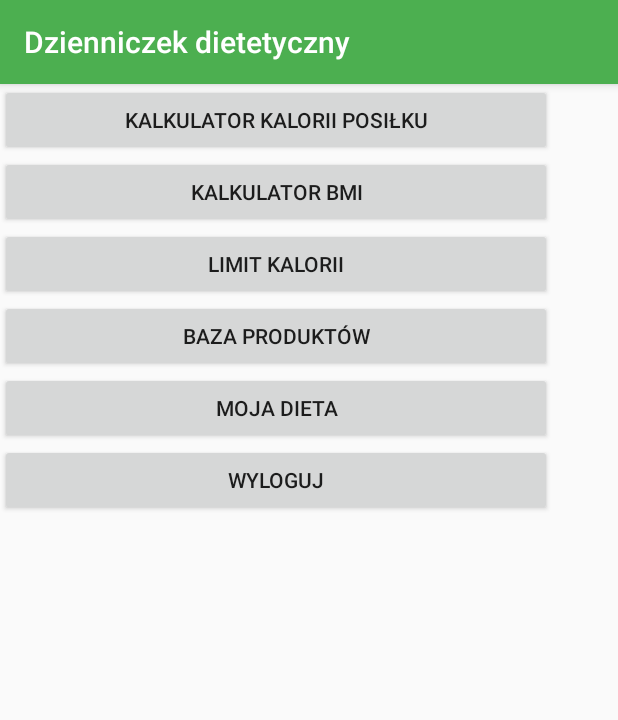
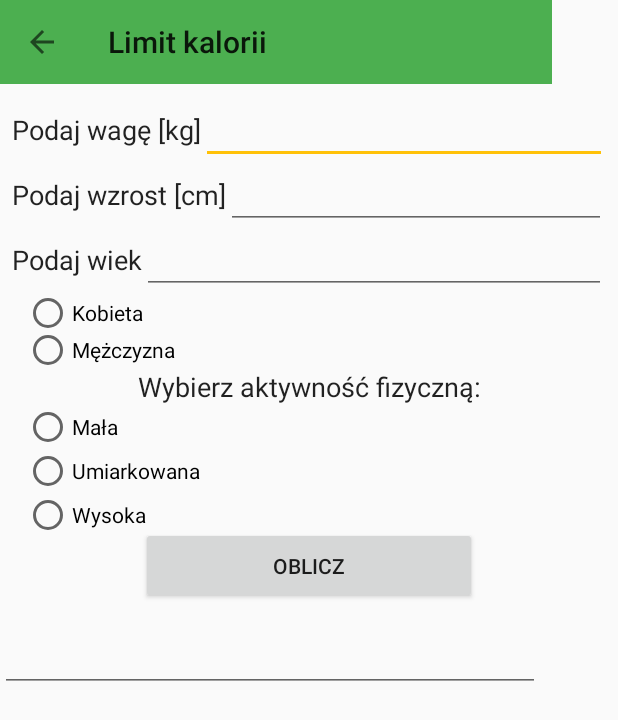
Before and after one commit to rudzia/uczelnia, an Android app: the screen it shows after launch (MainActivity before the commit, LimitActivity after it), after a tap on "LIMIT KALORII", on a phone screen of 412 x 824 dp. Shown: the top 720 px of the screen. Run offline under Robolectric (Android 15) with nearby library versions, the phone set to English and light mode, and no system bars.

Commit message:
4.05 postepy limit kalorii

```diff
--- /dev/null
+++ b/DziennikDiety/app/src/main/java/com/example/alicja/dziennikdiety/LimitActivity.java
@@ -0,0 +1,86 @@
+package com.example.alicja.dziennikdiety;
+
+import android.os.Bundle;
+import android.support.design.widget.FloatingActionButton;
+import android.support.design.widget.Snackbar;
+import android.support.v7.app.AppCompatActivity;
+import android.support.v7.widget.Toolbar;
+import android.view.View;
+import android.widget.EditText;
+import android.widget.RadioButton;
+import android.widget.Toast;
+
+
+public class LimitActivity extends AppCompatActivity {
+
+    private EditText wiekTextEdit;
+    private EditText wagaTextEdit;
+    private EditText wzrostTextEdit;
+    private EditText wynikTextEdit;
+    private Integer wiek;
+    private Integer wzrost;
+    private Integer waga;
+    private Integer K_czy_M;
+    private double PPM;
+    @Override
+    protected void onCreate(Bundle savedInstanceState) {
+        super.onCreate(savedInstanceState);
+        setContentView(R.layout.activity_limit);
+        Toolbar toolbar = (Toolbar) findViewById(R.id.toolbar);
+        setSupportActionBar(toolbar);
+        wiekTextEdit = (EditText)findViewById(R.id.editTextWiek);
+        wagaTextEdit = (EditText)findViewById(R.id.editTextWaga);
+        wzrostTextEdit = (EditText)findViewById(R.id.editTextWzrost);
+        wynikTextEdit = (EditText)findViewById(R.id.editTextWynik);
+
+        getSupportActionBar().setDisplayHomeAsUpEnabled(true);
+    }
+
+    public void onRadioButtonClick(View view)
+    {
+        //rzutujemy widok kontrolki, której stan został zmieniony na RadioButton,
+        // sprawdzamy czy jest wybrana i zapisujemy jej stan do zmiennej zaznaczona
+
+        boolean zaznaczony =((RadioButton)view).isChecked();
+
+        //sprawdzamy zmiana której kontrolki wywołała funkcję, poprzez sprawdzenie id widoku tej kontrolki
+        switch(view.getId())
+        {
+            case R.id.radioButtonKobieta: //gdy chodzi o pierwszy RadioButton
+//to mi zbedne, tutaj kod do obliczania
+                //wyswietlamy, którką informację Toast kontrolce, której stan został zmieniony
+                Toast.makeText(LimitActivity.this, "Stan RadioButton'a 1 został zmieniony na" + String.valueOf(zaznaczony),
+                        Toast.LENGTH_SHORT).show();
+                K_czy_M = 1;
+
+                break;
+            case R.id.radioButtonMezyczna: //gdy chodzi o drugi RadioButton
+
+                Toast.makeText(LimitActivity.this, "Stan RadioButton'a 1 został zmieniony na" + String.valueOf(zaznaczony),
+                        Toast.LENGTH_SHORT).show();
+                K_czy_M = 2;
+                break;
+
+        }
+
+    }
+    public void ObliczBMI(View view)
+    {
+        wiek = Integer.parseInt(wiekTextEdit.getText().toString());
+        wzrost = Integer.parseInt(wzrostTextEdit.getText().toString());
+        waga = Integer.parseInt(wagaTextEdit.getText().toString());
+
+        if(K_czy_M == 1)
+        {
+            PPM = 665.09 + (9.56*waga)+(1.85*wzrost)-(4.67*wiek);
+        }
+        else
+        {
+            PPM = 66.47 + (13.75*waga)+(5*wzrost)-(6.75*wiek);
+        }
+
+        String tekst = String.valueOf(PPM);
+        wynikTextEdit.setText(tekst);
+
+    }
+}
--- a/DziennikDiety/app/src/main/java/com/example/alicja/dziennikdiety/MainActivity.java
+++ b/DziennikDiety/app/src/main/java/com/example/alicja/dziennikdiety/MainActivity.java
@@ -25,8 +25,8 @@ public class MainActivity extends AppCompatActivity {
                 startActivity(intent);
                 break;
             case R.id.button_limit:
-                //intent = new Intent(MainActivity.this, LimitActivity.class);
-                //startActivity(intent);
+                intent = new Intent(MainActivity.this, LimitActivity.class);
+                startActivity(intent);
                 break;
             case R.id.button_bazaProd:
                 break;
--- a/DziennikDiety/app/src/main/res/layout/activity_kalk_bmi.xml
+++ b/DziennikDiety/app/src/main/res/layout/activity_kalk_bmi.xml
@@ -84,21 +84,34 @@
             android:layout_height="wrap_content"
             android:text="@string/ButtonOblicz" />
 
+    </LinearLayout>
+
+    <LinearLayout
+        android:layout_width="360dp"
+        android:layout_height="76dp"
+        android:orientation="horizontal"
+        android:layout_marginRight="8dp"
+        app:layout_constraintRight_toRightOf="parent"
+        android:layout_marginLeft="8dp"
+        app:layout_constraintLeft_toLeftOf="parent"
+        app:layout_constraintTop_toTopOf="parent"
+        android:layout_marginTop="344dp">
+
         <TextView
-            android:id="@+id/textViewWynikBMI"
-            android:layout_width="match_parent"
+            android:id="@+id/textView"
+            android:layout_width="141dp"
             android:layout_height="wrap_content"
             android:text="@string/Wynik"
-            android:textAlignment="viewStart"
+            android:textAlignment="center"
+            android:textAppearance="@style/TextAppearance.AppCompat"
             android:textSize="24sp" />
 
         <EditText
-            android:id="@+id/editText14"
+            android:id="@+id/editText"
             android:layout_width="match_parent"
-            android:layout_height="wrap_content"
+            android:layout_height="match_parent"
             android:ems="10"
-            android:inputType="textMultiLine" />
-
+            android:inputType="number" />
     </LinearLayout>
 
 
--- /dev/null
+++ b/DziennikDiety/app/src/main/res/layout/activity_limit.xml
@@ -0,0 +1,227 @@
+<?xml version="1.0" encoding="utf-8"?>
+<android.support.constraint.ConstraintLayout xmlns:android="http://schemas.android.com/apk/res/android"
+    xmlns:app="http://schemas.android.com/apk/res-auto"
+    xmlns:tools="http://schemas.android.com/tools"
+    android:layout_width="match_parent"
+    android:layout_height="match_parent"
+    tools:context="com.example.alicja.dziennikdiety.LimitActivity">
+
+
+    <android.support.v7.widget.Toolbar
+        android:id="@+id/toolbar"
+        android:layout_width="368dp"
+        android:layout_height="wrap_content"
+        android:background="?attr/colorPrimary"
+        app:layout_constraintTop_toTopOf="parent"
+        app:popupTheme="@style/AppTheme.PopupOverlay"
+        tools:layout_constraintTop_creator="1"
+        tools:layout_editor_absoluteX="8dp" />
+
+
+    <TableRow
+        android:id="@+id/tableRow2"
+        android:layout_width="0dp"
+        android:layout_height="wrap_content"
+        android:layout_marginEnd="7dp"
+        android:layout_marginLeft="8dp"
+        android:layout_marginRight="7dp"
+        android:layout_marginStart="8dp"
+        android:layout_marginTop="8dp"
+        app:layout_constraintBottom_toTopOf="parent"
+        app:layout_constraintLeft_toLeftOf="parent"
+        app:layout_constraintRight_toRightOf="parent"
+        app:layout_constraintTop_toBottomOf="@+id/toolbar"
+        app:layout_constraintVertical_bias="0.0">
+
+        <TextView
+            android:id="@+id/textView3"
+            android:layout_width="wrap_content"
+            android:layout_height="wrap_content"
+            android:text="@string/Waga"
+            android:textAppearance="@style/TextAppearance.AppCompat"
+            android:textSize="18sp" />
+
+        <EditText
+            android:id="@+id/editTextWaga"
+            android:layout_width="match_parent"
+            android:layout_height="wrap_content"
+            android:ems="10"
+            android:inputType="number"
+            android:textAlignment="center" />
+    </TableRow>
+
+
+    <TableRow
+        android:id="@+id/tableRow3"
+        android:layout_width="0dp"
+        android:layout_height="wrap_content"
+        android:layout_marginLeft="8dp"
+        android:layout_marginRight="8dp"
+        android:layout_marginTop="43dp"
+        app:layout_constraintLeft_toLeftOf="parent"
+        app:layout_constraintRight_toRightOf="parent"
+        app:layout_constraintTop_toTopOf="@+id/tableRow"
+        android:layout_marginStart="8dp"
+        android:layout_marginEnd="8dp"
+        app:layout_constraintHorizontal_bias="0.0">
+
+        <TextView
+            android:id="@+id/textView7"
+            android:layout_width="wrap_content"
+            android:layout_height="wrap_content"
+            android:text="@string/Wiek"
+            android:textAppearance="@style/TextAppearance.AppCompat"
+            android:textSize="18sp" />
+
+        <EditText
+            android:id="@+id/editTextWiek"
+            android:layout_width="match_parent"
+            android:layout_height="wrap_content"
+            android:ems="10"
+            android:inputType="number"
+            android:textAlignment="center" />
+    </TableRow>
+
+    <TextView
+        android:id="@+id/textView11"
+        android:layout_width="0dp"
+        android:layout_height="wrap_content"
+        android:layout_marginEnd="8dp"
+        android:layout_marginLeft="8dp"
+        android:layout_marginRight="8dp"
+        android:layout_marginStart="8dp"
+        android:text="@string/Aktywnosc"
+        android:textAlignment="center"
+        android:textAppearance="@style/TextAppearance.AppCompat"
+        android:textSize="18sp"
+        app:layout_constraintLeft_toLeftOf="parent"
+        app:layout_constraintRight_toRightOf="parent"
+        app:layout_constraintHorizontal_bias="0.0"
+        app:layout_constraintTop_toTopOf="@+id/radioGroup2"
+        android:layout_marginTop="49dp" />
+
+    <Button
+        android:id="@+id/button"
+        android:layout_width="224dp"
+        android:layout_height="51dp"
+        android:layout_marginEnd="8dp"
+        android:layout_marginLeft="8dp"
+        android:layout_marginRight="8dp"
+        android:layout_marginStart="8dp"
+        android:layout_marginTop="351dp"
+        android:text="@string/ButtonOblicz"
+        android:onClick="ObliczBMI"
+        app:layout_constraintLeft_toLeftOf="parent"
+        app:layout_constraintRight_toRightOf="parent"
+        app:layout_constraintTop_toTopOf="@+id/toolbar" />
+
+    <TableRow
+        android:id="@+id/tableRow"
+        android:layout_width="0dp"
+        android:layout_height="wrap_content"
+        android:layout_marginEnd="8dp"
+        android:layout_marginLeft="8dp"
+        android:layout_marginRight="8dp"
+        android:layout_marginStart="8dp"
+        android:layout_marginTop="51dp"
+        app:layout_constraintHorizontal_bias="0.0"
+        app:layout_constraintLeft_toLeftOf="parent"
+        app:layout_constraintRight_toRightOf="parent"
+        app:layout_constraintTop_toBottomOf="@+id/toolbar">
+
+        <TextView
+            android:id="@+id/textView6"
+            android:layout_width="wrap_content"
+            android:layout_height="wrap_content"
+            android:text="@string/Wzrost"
+            android:textAppearance="@style/TextAppearance.AppCompat"
+            android:textSize="18sp" />
+
+        <EditText
+            android:id="@+id/editTextWzrost"
+            android:layout_width="match_parent"
+            android:layout_height="wrap_content"
+            android:ems="10"
+            android:inputType="number"
+            android:textAlignment="center" />
+    </TableRow>
+
+    <RadioGroup
+        android:layout_width="346dp"
+        android:layout_height="87dp"
+        android:layout_marginLeft="16dp"
+        android:layout_marginRight="8dp"
+        android:layout_marginStart="16dp"
+        android:layout_marginTop="74dp"
+        app:layout_constraintHorizontal_bias="0.0"
+        app:layout_constraintLeft_toLeftOf="parent"
+        app:layout_constraintRight_toRightOf="parent"
+        app:layout_constraintTop_toTopOf="@+id/radioGroup2"
+        android:layout_marginEnd="8dp">
+
+        <RadioButton
+            android:id="@+id/radioButtonMala"
+            android:layout_width="wrap_content"
+            android:layout_height="wrap_content"
+            android:layout_weight="1"
+            android:text="@string/AktywnoscMala" />
+
+        <RadioButton
+            android:id="@+id/radioButtonUmiar"
+            android:layout_width="wrap_content"
+            android:layout_height="wrap_content"
+            android:layout_weight="1"
+            android:text="@string/AktywnoscUmiark" />
+
+        <RadioButton
+            android:id="@+id/radioButtonWysoka"
+            android:layout_width="wrap_content"
+            android:layout_height="wrap_content"
+            android:layout_weight="1"
+            android:text="@string/AktywnoscWysok" />
+    </RadioGroup>
+
+    <RadioGroup
+        android:id="@+id/radioGroup2"
+        android:layout_width="109dp"
+        android:layout_height="49dp"
+        app:layout_constraintBottom_toTopOf="@+id/textView11"
+        app:layout_constraintTop_toBottomOf="@+id/tableRow3"
+        android:layout_marginLeft="16dp"
+        app:layout_constraintLeft_toLeftOf="parent"
+        android:layout_marginStart="16dp">
+
+        <RadioButton
+            android:id="@+id/radioButtonKobieta"
+            android:layout_width="wrap_content"
+            android:layout_height="wrap_content"
+            android:layout_weight="1"
+            android:onClick="onRadioButtonClick"
+            android:text="@string/Kobieta" />
+
+        <RadioButton
+            android:id="@+id/radioButtonMezyczna"
+            android:layout_width="wrap_content"
+            android:layout_height="wrap_content"
+            android:layout_weight="1"
+            android:onClick="onRadioButtonClick"
+            android:text="@string/Mezczyzna" />
+    </RadioGroup>
+
+    <ScrollView
+        android:layout_width="360dp"
+        android:layout_height="126dp"
+        android:layout_marginTop="416dp"
+        app:layout_constraintTop_toTopOf="parent"
+        tools:layout_editor_absoluteX="18dp">
+
+        <EditText
+            android:id="@+id/editTextWynik"
+            android:layout_width="match_parent"
+            android:layout_height="wrap_content"
+            android:ems="10"
+            android:inputType="numberDecimal" />
+    </ScrollView>
+
+
+</android.support.constraint.ConstraintLayout>
--- /dev/null
+++ b/DziennikDiety/app/src/main/res/layout/content_limit.xml
@@ -0,0 +1,11 @@
+<?xml version="1.0" encoding="utf-8"?>
+<android.support.constraint.ConstraintLayout xmlns:android="http://schemas.android.com/apk/res/android"
+    xmlns:app="http://schemas.android.com/apk/res-auto"
+    xmlns:tools="http://schemas.android.com/tools"
+    android:layout_width="match_parent"
+    android:layout_height="match_parent"
+    app:layout_behavior="@string/appbar_scrolling_view_behavior"
+    tools:context="com.example.alicja.dziennikdiety.LimitActivity"
+    tools:showIn="@layout/activity_limit">
+
+</android.support.constraint.ConstraintLayout>
--- a/DziennikDiety/app/src/main/res/values/strings.xml
+++ b/DziennikDiety/app/src/main/res/values/strings.xml
@@ -14,12 +14,18 @@
     <string name="Mezczyzna">Mężczyzna</string>
     <string name="ButtonOblicz">Oblicz</string>
     <string name="Wynik">Wynik</string>
+    <string name="Wiek">Podaj wiek</string>
+    <string name="Aktywnosc">Wybierz aktywność fizyczną:</string>
+    <string name="AktywnoscMala">Mała</string>
+    <string name="AktywnoscUmiark">Umiarkowana</string>
+    <string name="AktywnoscWysok">Wysoka</string>
+
     <string name="title_activity_login">Sign in</string>
 
     <!-- Strings related to login -->
     <string name="prompt_email">Email</string>
-    <string name="prompt_password">Password (optional)</string>
-    <string name="action_sign_in">Sign in or register</string>
+    <string name="prompt_password">Hasło</string>
+    <string name="action_sign_in">Zaloguj się lub zarejestruj</string>
     <string name="action_sign_in_short">Sign in</string>
     <string name="error_invalid_email">This email address is invalid</string>
     <string name="error_invalid_password">This password is too short</string>
```
Also changed, not shown: DziennikDiety/app/src/main/AndroidManifest.xml (+10 -0 lines).
